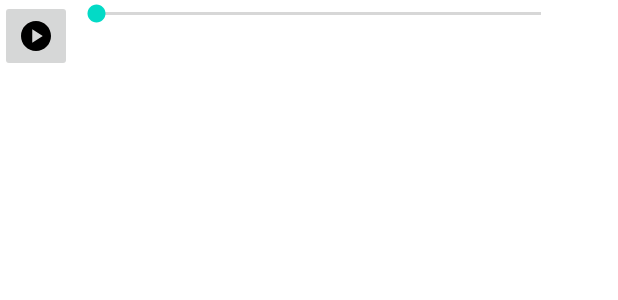
After one commit to xieeryihe/location_base_wall, an Android app: the layout exo_playback_control_view.xml on its own in the app's theme, with its tools: preview values and no code run, on a phone screen of 412 x 824 dp. The commit adds this screen. Shown: the top 300 px of the screen. Run offline under Robolectric (Android 15) with nearby library versions, the phone set to English and light mode, and no system bars.

```diff
--- /dev/null
+++ b/LocationBaseWall/app/src/main/res/drawable/pause.xml
@@ -0,0 +1,5 @@
+<vector android:height="24dp" android:tint="#000000"
+    android:viewportHeight="24" android:viewportWidth="24"
+    android:width="24dp" xmlns:android="http://schemas.android.com/apk/res/android">
+    <path android:fillColor="@android:color/white" android:pathData="M12,2C6.48,2 2,6.48 2,12s4.48,10 10,10s10,-4.48 10,-10S17.52,2 12,2zM11,16H9V8h2V16zM15,16h-2V8h2V16z"/>
+</vector>
--- /dev/null
+++ b/LocationBaseWall/app/src/main/res/drawable/play.xml
@@ -0,0 +1,5 @@
+<vector android:height="24dp" android:tint="#000000"
+    android:viewportHeight="24" android:viewportWidth="24"
+    android:width="24dp" xmlns:android="http://schemas.android.com/apk/res/android">
+    <path android:fillColor="@android:color/white" android:pathData="M12,2C6.48,2 2,6.48 2,12s4.48,10 10,10s10,-4.48 10,-10S17.52,2 12,2zM9.5,16.5v-9l7,4.5L9.5,16.5z"/>
+</vector>
--- a/LocationBaseWall/app/src/main/res/layout/activity_post_detail.xml
+++ b/LocationBaseWall/app/src/main/res/layout/activity_post_detail.xml
@@ -6,6 +6,7 @@
     android:padding="@dimen/common_padding"
     android:orientation="vertical"
     android:background="@color/slight_gray">
+
 
     <LinearLayout
         android:id="@+id/item_post"
@@ -163,7 +164,8 @@
                     android:layout_width="wrap_content"
                     android:layout_height="wrap_content"
                     android:layout_gravity="center"
-                    android:visibility="gone">
+                    android:visibility="gone"
+                    >
 
                     <ImageView
                         android:id="@+id/postDetailEditImageView"
--- /dev/null
+++ b/LocationBaseWall/app/src/main/res/layout/exo_playback_control_view.xml
@@ -0,0 +1,36 @@
+<?xml version="1.0" encoding="utf-8"?>
+<LinearLayout xmlns:android="http://schemas.android.com/apk/res/android"
+    android:layout_width="match_parent"
+    android:layout_height="wrap_content"
+    android:orientation="horizontal">
+
+    <ImageButton
+        android:id="@+id/btn_play"
+        android:layout_width="48dp"
+        android:layout_height="48dp"
+        android:src="@drawable/play"
+        android:contentDescription="Play"/>
+
+    <ImageButton
+        android:id="@+id/btn_pause"
+        android:layout_width="48dp"
+        android:layout_height="48dp"
+        android:src="@drawable/pause"
+        android:contentDescription="Pause"
+        android:visibility="gone" />
+
+    <SeekBar
+        android:id="@+id/seek_bar"
+        android:layout_width="0dp"
+        android:layout_height="wrap_content"
+        android:layout_weight="1"
+        android:max="100" />
+
+    <TextView
+        android:id="@+id/tv_duration"
+        android:layout_width="wrap_content"
+        android:layout_height="wrap_content"
+        android:textColor="@android:color/white"
+        android:text="00:00" />
+
+</LinearLayout>
--- a/LocationBaseWall/build.gradle
+++ b/LocationBaseWall/build.gradle
@@ -6,6 +6,7 @@ buildscript {
         }
         google()
         mavenCentral()
+        jcenter()
     }
     dependencies {
         // 这里指定的是grade的版本，与你自己grade版本对上就可以了
```
Also changed, not shown: LocationBaseWall/app/build.gradle (+6 -1 lines), LocationBaseWall/app/src/main/AndroidManifest.xml (+28 -49 lines), LocationBaseWall/app/src/main/java/com/example/locationbasewall/home/MediaPlayerActivity.java (added, +162 -0 lines), LocationBaseWall/app/src/main/java/com/example/locationbasewall/home/PostDetailActivity.java (+10 -7 lines), LocationBaseWall/app/src/main/res/layout/activity_media_player.xml (added, +21 -0 lines).
